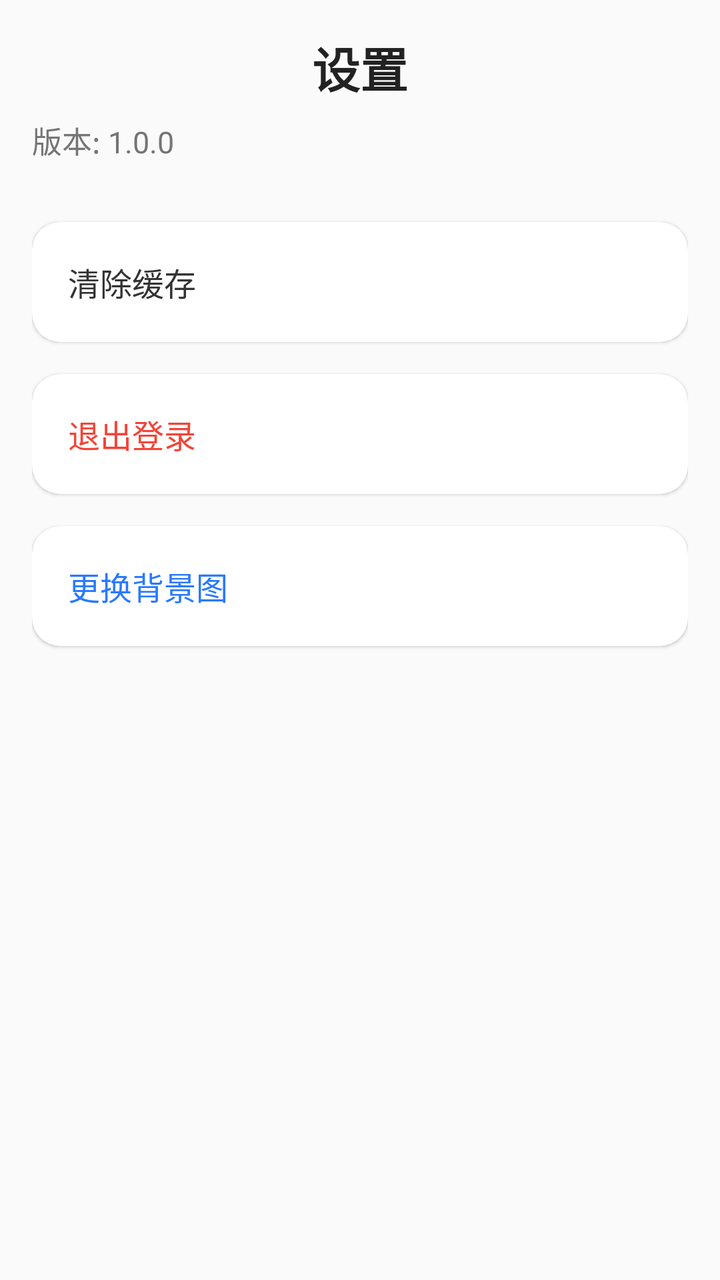
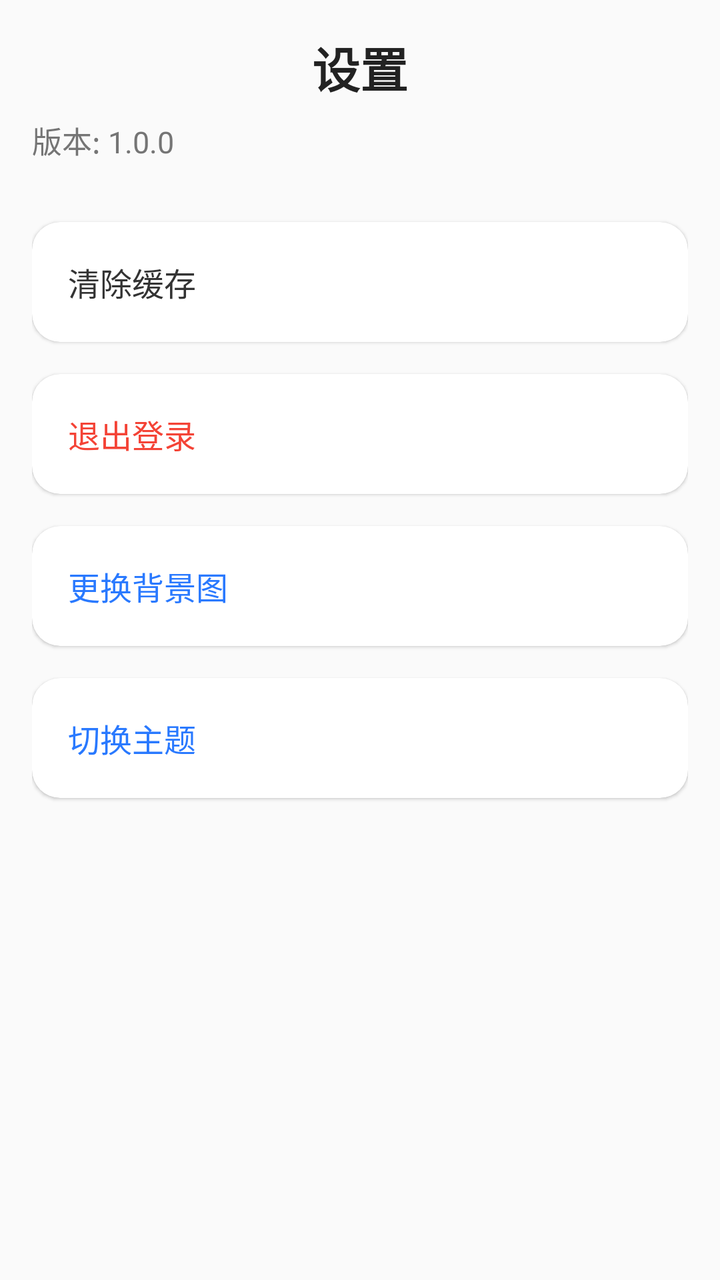

Two renders of the same Android screen: before a commit and after it. Below are the layout's source before the change and the commit's diff.
<!-- AndroidManifest.xml: application theme Theme.CloudNotebook -->
<!-- res/layout/activity_setting.xml -->
<?xml version="1.0" encoding="utf-8"?>
<androidx.constraintlayout.widget.ConstraintLayout
    xmlns:android="http://schemas.android.com/apk/res/android"
    xmlns:app="http://schemas.android.com/apk/res-auto"
    xmlns:tools="http://schemas.android.com/tools"
    android:layout_width="match_parent"
    android:layout_height="match_parent"
    app:cardBackgroundColor="#D0FFFFFF"
    android:padding="16dp">

    
    <TextView
        android:id="@+id/title"
        android:layout_width="wrap_content"
        android:layout_height="wrap_content"
        android:text="设置"
        android:textSize="24sp"
        android:textStyle="bold"
        android:textColor="#222222"
        app:layout_constraintTop_toTopOf="parent"
        app:layout_constraintStart_toStartOf="parent"
        app:layout_constraintEnd_toEndOf="parent"/>

    
    <TextView
        android:id="@+id/tv_version"
        android:layout_width="wrap_content"
        android:layout_height="wrap_content"
        android:text="版本: 1.0.0"
        android:textSize="15sp"
        android:textColor="#757575"
        android:layout_marginTop="8dp"
        app:layout_constraintTop_toBottomOf="@id/title"
        app:layout_constraintStart_toStartOf="parent"/>

    
    <com.google.android.material.card.MaterialCardView
        android:id="@+id/card_clear"
        android:layout_width="match_parent"
        android:layout_height="60dp"
        android:layout_marginTop="30dp"
        app:cardCornerRadius="14dp"
        app:cardElevation="1dp"
        app:cardBackgroundColor="@android:color/white"
        app:layout_constraintTop_toBottomOf="@id/tv_version"
        app:layout_constraintStart_toStartOf="parent"
        app:layout_constraintEnd_toEndOf="parent">

        <TextView
            android:id="@+id/btn_clear_cache"
            android:layout_width="match_parent"
            android:layout_height="match_parent"
            android:text="清除缓存"
            android:textSize="16sp"
            android:textColor="#333333"
            android:gravity="center_vertical"
            android:paddingStart="18dp"
            android:clickable="true"
            android:focusable="true"/>

    </com.google.android.material.card.MaterialCardView>

    
    <com.google.android.material.card.MaterialCardView
        android:id="@+id/card_logout"
        android:layout_width="match_parent"
        android:layout_height="60dp"
        android:layout_marginTop="16dp"
        app:cardCornerRadius="14dp"
        app:cardElevation="1dp"
        app:cardBackgroundColor="@android:color/white"
        app:layout_constraintTop_toBottomOf="@id/card_clear"
        app:layout_constraintStart_toStartOf="parent"
        app:layout_constraintEnd_toEndOf="parent">

        <TextView
            android:id="@+id/btn_logout"
            android:layout_width="match_parent"
            android:layout_height="match_parent"
            android:text="退出登录"
            android:textSize="16sp"
            android:textColor="#F44336"
            android:gravity="center_vertical"
            android:paddingStart="18dp"
            android:clickable="true"
            android:focusable="true"/>

    </com.google.android.material.card.MaterialCardView>

    
    <com.google.android.material.card.MaterialCardView
        android:id="@+id/card_bg"
        android:layout_width="match_parent"
        android:layout_height="60dp"
        android:layout_marginTop="16dp"
        app:cardCornerRadius="14dp"
        app:cardElevation="1dp"
        app:cardBackgroundColor="@android:color/white"
        app:layout_constraintTop_toBottomOf="@id/card_logout"
        app:layout_constraintStart_toStartOf="parent"
        app:layout_constraintEnd_toEndOf="parent">

        <TextView
            android:id="@+id/btn_change_bg"
            android:layout_width="match_parent"
            android:layout_height="match_parent"
            android:text="更换背景图"
            android:textSize="16sp"
            android:textColor="#2979FF"
            android:gravity="center_vertical"
            android:paddingStart="18dp"
            android:clickable="true"
            android:focusable="true"/>

    </com.google.android.material.card.MaterialCardView>

</androidx.constraintlayout.widget.ConstraintLayout>
<!-- resources referenced by this layout -->
<resources>
  <style name="Theme.CloudNotebook" parent="Base.Theme.CloudNotebook" />
  <style name="Base.Theme.CloudNotebook" parent="Theme.MaterialComponents.DayNight.NoActionBar.Bridge">
          
          
      </style>
</resources>

<!-- the commit's change to res/layout/activity_setting.xml (unified diff, before → after) -->
@@ -5,7 +5,6 @@
     xmlns:tools="http://schemas.android.com/tools"
     android:layout_width="match_parent"
     android:layout_height="match_parent"
-    app:cardBackgroundColor="#D0FFFFFF"
     android:padding="16dp">
 
     
@@ -114,4 +113,31 @@
 
     </com.google.android.material.card.MaterialCardView>
 
+    
+    <com.google.android.material.card.MaterialCardView
+        android:id="@+id/card_theme"
+        android:layout_width="match_parent"
+        android:layout_height="60dp"
+        android:layout_marginTop="16dp"
+        app:cardCornerRadius="14dp"
+        app:cardElevation="1dp"
+        app:cardBackgroundColor="@android:color/white"
+        app:layout_constraintTop_toBottomOf="@id/card_bg"
+        app:layout_constraintStart_toStartOf="parent"
+        app:layout_constraintEnd_toEndOf="parent">
+
+        <TextView
+            android:id="@+id/btn_change_theme"
+            android:layout_width="match_parent"
+            android:layout_height="match_parent"
+            android:text="切换主题"
+            android:textSize="16sp"
+            android:textColor="#2979FF"
+            android:gravity="center_vertical"
+            android:paddingStart="18dp"
+            android:clickable="true"
+            android:focusable="true"/>
+
+    </com.google.android.material.card.MaterialCardView>
+
 </androidx.constraintlayout.widget.ConstraintLayout>
